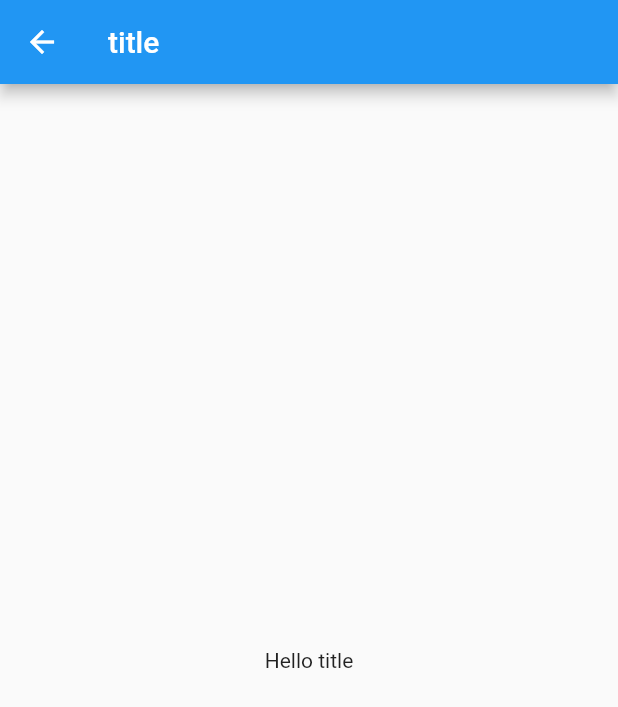
After one commit to alfianprabowo/BRI, a Flutter app: the MyHomePage screen opened directly, on a phone screen of 412 x 824 dp. The commit adds this screen. Shown: the top 707 px of the screen. Run offline on Flutter 3.47's test engine with Material 2 defaults, Android fonts, the phone set to English and light mode, and no system bars; our stand-ins replace equatable, get.

Commit message:
setup flavor

```diff
--- /dev/null
+++ b/flutter_test_1/lib/app.dart
@@ -0,0 +1,49 @@
+import 'package:flutter/foundation.dart';
+import 'package:flutter/material.dart';
+import 'package:flutter_test_1/app/routes/app_pages.dart';
+import 'package:get/get.dart';
+
+import 'flavors.dart';
+import 'pages/my_home_page.dart';
+
+class App extends StatelessWidget {
+  @override
+  Widget build(BuildContext context) {
+    // return MaterialApp(
+    //   title: F.title,
+    //   theme: ThemeData(
+    //     primarySwatch: Colors.blue,
+    //   ),
+    //   home: _flavorBanner(
+    //     child: MyHomePage(),
+    //     show: kDebugMode,
+    //   ),
+    // );
+    return GetMaterialApp(
+      title: "Flutter Test 1",
+      initialRoute: AppPages.INITIAL,
+      getPages: AppPages.routes,
+      debugShowCheckedModeBanner: false,
+    );
+  }
+
+  Widget _flavorBanner({
+    required Widget child,
+    bool show = true,
+  }) =>
+      show
+          ? Banner(
+              child: child,
+              location: BannerLocation.topStart,
+              message: F.name,
+              color: Colors.green.withOpacity(0.6),
+              textStyle: TextStyle(
+                  fontWeight: FontWeight.w700,
+                  fontSize: 12.0,
+                  letterSpacing: 1.0),
+              textDirection: TextDirection.ltr,
+            )
+          : Container(
+              child: child,
+            );
+}
--- a/flutter_test_1/lib/app/modules/home/controllers/home_controller.dart
+++ b/flutter_test_1/lib/app/modules/home/controllers/home_controller.dart
@@ -3,6 +3,7 @@ import 'package:flutter_test_1/app/data/remote/search_all_teams_response.dart';
 import 'package:flutter_test_1/app/modules/home/repositories/search_all_teams_repository.dart';
 import 'package:flutter_test_1/app/modules/team_detail/team_model.dart';
 import 'package:flutter_test_1/app/routes/app_pages.dart';
+import 'package:flutter_test_1/flavors.dart';
 import 'package:get/get.dart';
 
 class HomeController extends GetxController {
@@ -49,7 +50,7 @@ class HomeController extends GetxController {
         await searchAllTeamsRepository.getTeamList(
       query: <String, dynamic>{
         // ! CHANGE TO FLAVOR BASED LEAGUE
-        'l': 'Spanish La Liga',
+        'l': F.leagueUrl,
       },
     );
 
@@ -59,7 +60,7 @@ class HomeController extends GetxController {
       teamList.add(response.teams![i]);
       listLength.value++;
     }
-    leagueName.value = responseList[0].strLeague!;
+    leagueName.value = F.leagueUrl;
 
     isLoading(false);
     update();
--- a/flutter_test_1/lib/app/modules/home/repositories/search_all_teams_repository.dart
+++ b/flutter_test_1/lib/app/modules/home/repositories/search_all_teams_repository.dart
@@ -1,4 +1,3 @@
-import 'package:flutter/material.dart';
 import 'package:flutter_test_1/app/data/remote/search_all_teams_response.dart';
 import 'package:flutter_test_1/app/modules/home/providers/search_all_teams_provider.dart';
 import 'package:flutter_test_1/app/modules/home/repositories/search_all_teams_repository_impl.dart';
--- a/flutter_test_1/lib/app/modules/home/views/home_view.dart
+++ b/flutter_test_1/lib/app/modules/home/views/home_view.dart
@@ -1,5 +1,4 @@
 import 'package:flutter/material.dart';
-import 'package:flutter_test_1/app/modules/team_detail/team_model.dart';
 import 'package:flutter_test_1/app/utils/constants/color_const.dart';
 import 'package:flutter_test_1/app/utils/constants/layout_const.dart';
 import 'package:flutter_test_1/app/utils/constants/text_const.dart';
--- a/flutter_test_1/lib/app/utils/network/request_interceptor.dart
+++ b/flutter_test_1/lib/app/utils/network/request_interceptor.dart
@@ -1,6 +1,7 @@
 class RequestInterceptor {
   static Map<String, String> get getHeaders {
     final Map<String, String> headers = <String, String>{
+      "Access-Control-Allow-Origin": "*",
       "Content-Type": "application/json",
       "Accept-Type": "application/json",
     };
--- a/flutter_test_1/lib/app/utils/widgets/about_detail_tab.dart
+++ b/flutter_test_1/lib/app/utils/widgets/about_detail_tab.dart
@@ -2,7 +2,6 @@ import 'package:flutter/material.dart';
 import 'package:flutter_test_1/app/utils/constants/layout_const.dart';
 import 'package:flutter_test_1/app/utils/constants/text_const.dart';
 
-import 'team_jersey.dart';
 import 'title_text.dart';
 
 class AboutDetailTab extends StatelessWidget {
--- /dev/null
+++ b/flutter_test_1/lib/flavors.dart
@@ -0,0 +1,44 @@
+import 'package:flutter_test_1/app/utils/constants/leagues_const.dart';
+
+enum Flavor {
+  DEVDEBUG,
+  DEVRELEASE,
+  PRODDEBUG,
+  PRODRELEASE,
+}
+
+class F {
+  static Flavor? appFlavor;
+
+  static String get name => appFlavor?.name ?? '';
+
+  static String get title {
+    switch (appFlavor) {
+      case Flavor.DEVDEBUG:
+        return 'Dev Debug Flavor';
+      case Flavor.DEVRELEASE:
+        return 'Dev Release Flavor';
+      case Flavor.PRODDEBUG:
+        return 'Prod Debug App';
+      case Flavor.PRODRELEASE:
+        return 'Prod Release App';
+      default:
+        return 'title';
+    }
+  }
+
+  static String get leagueUrl {
+    switch (appFlavor) {
+      case Flavor.DEVDEBUG:
+        return LeaguesConst.premier;
+      case Flavor.DEVRELEASE:
+        return LeaguesConst.laLiga;
+      case Flavor.PRODDEBUG:
+        return LeaguesConst.serieA;
+      case Flavor.PRODRELEASE:
+        return LeaguesConst.ligue1;
+      default:
+        throw Exception("Unknown flavor for LeagueUri");
+    }
+  }
+}
--- /dev/null
+++ b/flutter_test_1/lib/pages/my_home_page.dart
@@ -0,0 +1,18 @@
+import 'package:flutter/material.dart';
+import '../flavors.dart';
+
+class MyHomePage extends StatelessWidget {
+  @override
+  Widget build(BuildContext context) {
+    return Scaffold(
+      appBar: AppBar(
+        title: Text(F.title),
+      ),
+      body: Center(
+        child: Text(
+          'Hello ${F.title}',
+        ),
+      ),
+    );
+  }
+}
```
Also changed, not shown: flutter_test_1/lib/main_devdebug.dart (added, +8 -0 lines), flutter_test_1/lib/main_devrelease.dart (added, +8 -0 lines), flutter_test_1/lib/main_proddebug.dart (added, +8 -0 lines), flutter_test_1/lib/main_prodrelease.dart (added, +8 -0 lines), flutter_test_1/pubspec.yaml (+60 -1 lines), flutter_test_1/pubspec.lock, 133 other files.
